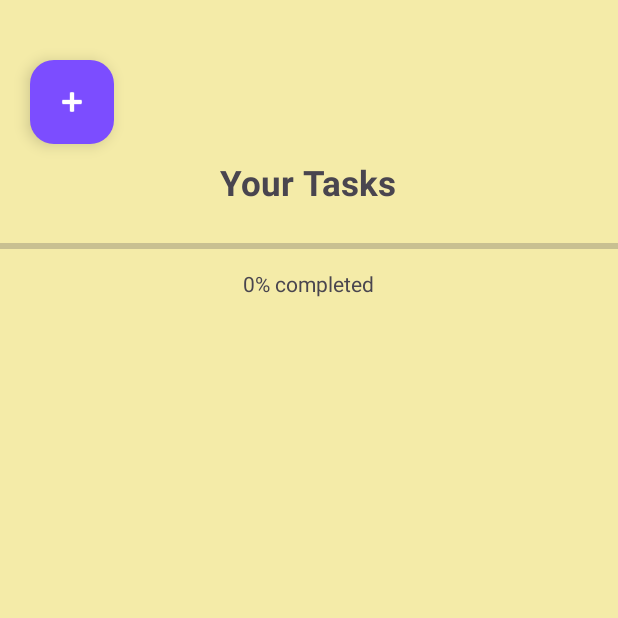
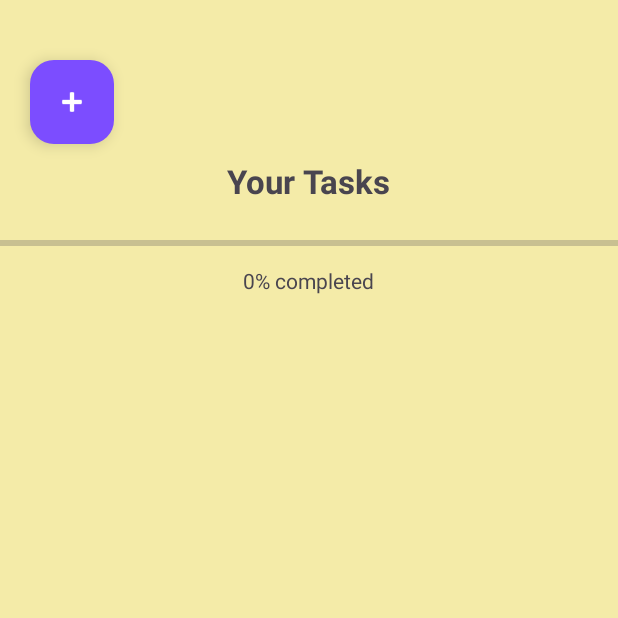
Before and after one commit to razan-1ux/MyAppPro5, an Android app: the screen it shows after launch (StartActivity2), item 5 of the bottom bar chosen, on a phone screen of 412 x 824 dp, the top half of it. Run offline under Robolectric (Android 15) with nearby library versions, the phone set to English and light mode, and no system bars.

Commit message:
!Change Text

```diff
--- a/app/src/main/res/layout/fragment_task.xml
+++ b/app/src/main/res/layout/fragment_task.xml
@@ -26,7 +26,7 @@
             android:layout_width="wrap_content"
             android:layout_height="wrap_content"
             android:text="Your Tasks"
-            android:textSize="23sp"
+            android:textSize="22sp"
             android:textStyle="bold"
             android:layout_gravity="center_horizontal"
             android:paddingTop="10dp" />
```
